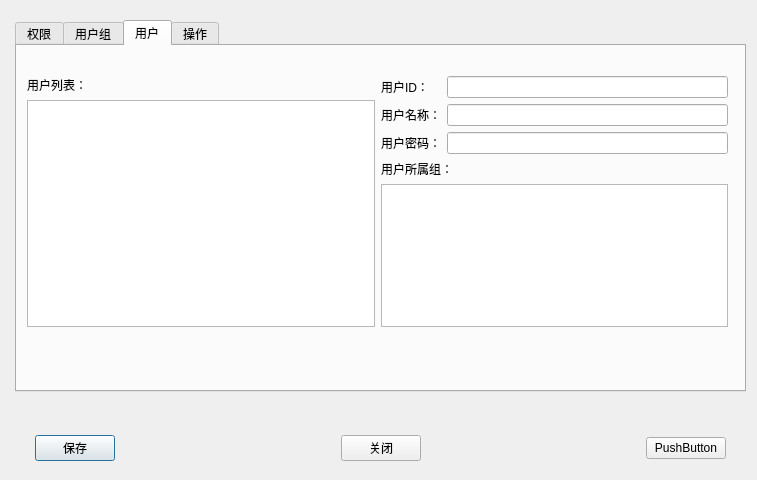
Old version of the form forms/seccondialog.ui in the repository wangkungit5905/PzAssistant.
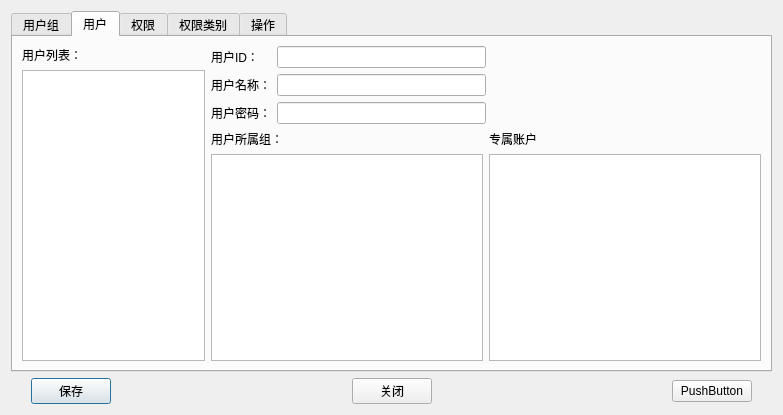
New version of the form. The open tabs and pages were chosen to show the change.

Patch:
```diff
--- a/forms/seccondialog.ui
+++ b/forms/seccondialog.ui
@@ -6,73 +6,22 @@
    <rect>
     <x>0</x>
     <y>0</y>
-    <width>757</width>
-    <height>480</height>
+    <width>783</width>
+    <height>415</height>
    </rect>
   </property>
   <property name="windowTitle">
    <string>安全配置对话框</string>
   </property>
-  <widget class="QWidget" name="layoutWidget">
-   <property name="geometry">
-    <rect>
-     <x>10</x>
-     <y>10</y>
-     <width>741</width>
-     <height>461</height>
-    </rect>
-   </property>
-   <layout class="QVBoxLayout" name="mLayout" stretch="10,1,2">
-    <property name="leftMargin">
-     <number>5</number>
-    </property>
-    <property name="topMargin">
-     <number>10</number>
-    </property>
-    <property name="rightMargin">
-     <number>5</number>
-    </property>
-    <property name="bottomMargin">
-     <number>10</number>
-    </property>
+  <layout class="QVBoxLayout" name="verticalLayout_7">
     <item>
-     <widget class="QTabWidget" name="tabWidget">
+    <widget class="QTabWidget" name="tabMain">
+     <property name="tabShape">
+      <enum>QTabWidget::Rounded</enum>
+     </property>
       <property name="currentIndex">
        <number>1</number>
       </property>
-      <widget class="QWidget" name="tabRight">
-       <property name="sizePolicy">
-        <sizepolicy hsizetype="Preferred" vsizetype="Preferred">
-         <horstretch>0</horstretch>
-         <verstretch>0</verstretch>
-        </sizepolicy>
-       </property>
-       <attribute name="title">
-        <string>权限</string>
-       </attribute>
-       <widget class="QWidget" name="verticalLayoutWidget">
-        <property name="geometry">
-         <rect>
-          <x>10</x>
-          <y>10</y>
-          <width>701</width>
-          <height>281</height>
-         </rect>
-        </property>
-        <layout class="QVBoxLayout" name="trLayout">
-         <property name="sizeConstraint">
-          <enum>QLayout::SetDefaultConstraint</enum>
-         </property>
-         <item>
-          <widget class="QTableWidget" name="tvRight">
-           <property name="contextMenuPolicy">
-            <enum>Qt::ActionsContextMenu</enum>
-           </property>
-          </widget>
-         </item>
-        </layout>
-       </widget>
-      </widget>
       <widget class="QWidget" name="tabGroup">
        <attribute name="title">
         <string>用户组</string>
@@ -151,16 +100,7 @@
        <attribute name="title">
         <string>用户</string>
        </attribute>
-       <widget class="QWidget" name="layoutWidget">
-        <property name="geometry">
-         <rect>
-          <x>10</x>
-          <y>30</y>
-          <width>701</width>
-          <height>251</height>
-         </rect>
-        </property>
-        <layout class="QHBoxLayout" name="tuLayout">
+      <layout class="QHBoxLayout" name="horizontalLayout_4" stretch="1,3">
          <item>
           <layout class="QVBoxLayout" name="verticalLayout_3">
            <item>
@@ -171,10 +111,18 @@
             </widget>
            </item>
            <item>
-            <widget class="QListWidget" name="lwUsers"/>
+          <widget class="QListWidget" name="lwUsers">
+           <property name="contextMenuPolicy">
+            <enum>Qt::ActionsContextMenu</enum>
+           </property>
+          </widget>
            </item>
           </layout>
          </item>
+       <item>
+        <layout class="QVBoxLayout" name="verticalLayout_6">
+         <item>
+          <layout class="QHBoxLayout" name="horizontalLayout_3">
          <item>
           <layout class="QGridLayout" name="gridLayout_3">
            <item row="0" column="0">
@@ -218,20 +166,124 @@
              </property>
             </widget>
            </item>
-           <item row="3" column="0" colspan="2">
+            </layout>
+           </item>
+           <item>
+            <spacer name="horizontalSpacer_3">
+             <property name="orientation">
+              <enum>Qt::Horizontal</enum>
+             </property>
+             <property name="sizeHint" stdset="0">
+              <size>
+               <width>40</width>
+               <height>20</height>
+              </size>
+             </property>
+            </spacer>
+           </item>
+          </layout>
+         </item>
+         <item>
+          <layout class="QHBoxLayout" name="horizontalLayout_2">
+           <item>
+            <layout class="QVBoxLayout" name="verticalLayout_5">
+             <item>
             <widget class="QLabel" name="label_14">
              <property name="text">
               <string>用户所属组：</string>
              </property>
             </widget>
            </item>
-           <item row="4" column="0" colspan="2">
-            <widget class="QListWidget" name="lwOwner"/>
+             <item>
+              <widget class="QListWidget" name="lwOwner">
+               <property name="contextMenuPolicy">
+                <enum>Qt::ActionsContextMenu</enum>
+               </property>
+              </widget>
            </item>
           </layout>
          </item>
-        </layout>
-       </widget>
+           <item>
+            <layout class="QVBoxLayout" name="verticalLayout_4">
+             <item>
+              <widget class="QLabel" name="label_16">
+               <property name="text">
+                <string>专属账户</string>
+               </property>
+              </widget>
+             </item>
+             <item>
+              <widget class="QListWidget" name="lwAccounts">
+               <property name="contextMenuPolicy">
+                <enum>Qt::ActionsContextMenu</enum>
+               </property>
+              </widget>
+             </item>
+            </layout>
+           </item>
+          </layout>
+         </item>
+        </layout>
+       </item>
+      </layout>
+     </widget>
+     <widget class="QWidget" name="tabRight">
+      <property name="sizePolicy">
+       <sizepolicy hsizetype="Preferred" vsizetype="Preferred">
+        <horstretch>0</horstretch>
+        <verstretch>0</verstretch>
+       </sizepolicy>
+      </property>
+      <attribute name="title">
+       <string>权限</string>
+      </attribute>
+      <widget class="QWidget" name="verticalLayoutWidget">
+       <property name="geometry">
+        <rect>
+         <x>10</x>
+         <y>10</y>
+         <width>701</width>
+         <height>281</height>
+        </rect>
+       </property>
+       <layout class="QVBoxLayout" name="trLayout">
+        <property name="sizeConstraint">
+         <enum>QLayout::SetDefaultConstraint</enum>
+        </property>
+        <item>
+         <widget class="QTableWidget" name="tvRight">
+          <property name="contextMenuPolicy">
+           <enum>Qt::ActionsContextMenu</enum>
+          </property>
+          <column>
+           <property name="text">
+            <string>权限代码</string>
+           </property>
+          </column>
+          <column>
+           <property name="text">
+            <string>权限类别</string>
+           </property>
+          </column>
+          <column>
+           <property name="text">
+            <string>权限名称</string>
+           </property>
+          </column>
+          <column>
+           <property name="text">
+            <string>权限简介</string>
+           </property>
+          </column>
+         </widget>
+        </item>
+       </layout>
+      </widget>
+     </widget>
+     <widget class="QWidget" name="tabRightType">
+      <attribute name="title">
+       <string>权限类别</string>
+      </attribute>
       </widget>
       <widget class="QWidget" name="tabOperate">
        <attribute name="title">
@@ -323,19 +375,6 @@
       </widget>
      </widget>
     </item>
-    <item>
-     <spacer name="verticalSpacer">
-      <property name="orientation">
-       <enum>Qt::Vertical</enum>
-      </property>
-      <property name="sizeHint" stdset="0">
-       <size>
-        <width>20</width>
-        <height>40</height>
-       </size>
-      </property>
-     </spacer>
-    </item>
     <item>
      <layout class="QHBoxLayout" name="horizontalLayout">
       <property name="leftMargin">
@@ -394,7 +433,6 @@
      </layout>
     </item>
    </layout>
-  </widget>
   <action name="actAddRight">
    <property name="text">
     <string>增加权限</string>
```
Left out of the diff: 106 changed lines with no effect on the pictures. Lines whose indentation alone changed are shown as unchanged.
